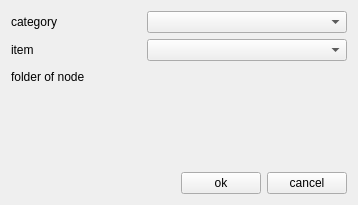
Qt form ui/newLoader.ui (michimussato/PyPELyNE) before a commit.
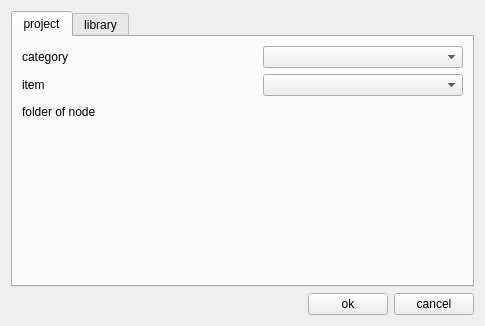
The same form after that commit.

Commit message: - asset-saver or shot-saver with all connections can now be exported to the library - adding library loader functionality

The edit to the form file:
```diff
--- a/ui/newLoader.ui
+++ b/ui/newLoader.ui
@@ -6,8 +6,8 @@
    <rect>
     <x>0</x>
     <y>0</y>
-    <width>358</width>
-    <height>205</height>
+    <width>485</width>
+    <height>326</height>
    </rect>
   </property>
   <property name="sizePolicy">
@@ -21,42 +21,18 @@
   </property>
   <layout class="QGridLayout" name="gridLayout">
    <item row="0" column="0">
-    <layout class="QVBoxLayout" name="newOutputVLayout">
-     <item>
-      <layout class="QHBoxLayout" name="hLayoutOutput">
-       <item>
-        <widget class="QLabel" name="labelCategory">
-         <property name="text">
-          <string>category</string>
-         </property>
-        </widget>
-       </item>
-       <item>
-        <spacer name="horizontalSpacer">
-         <property name="orientation">
-          <enum>Qt::Horizontal</enum>
-         </property>
-         <property name="sizeHint" stdset="0">
-          <size>
-           <width>40</width>
-           <height>20</height>
-          </size>
-         </property>
-        </spacer>
-       </item>
-       <item>
-        <widget class="QComboBox" name="comboBoxCategory">
-         <property name="minimumSize">
-          <size>
-           <width>200</width>
-           <height>0</height>
-          </size>
-         </property>
-        </widget>
-       </item>
-      </layout>
-     </item>
-     <item>
+    <widget class="QTabWidget" name="tabAsset">
+     <property name="currentIndex">
+      <number>0</number>
+     </property>
+     <widget class="QWidget" name="tabProject">
+      <attribute name="title">
+       <string>project</string>
+      </attribute>
+      <layout class="QGridLayout" name="gridLayout_3">
+       <item row="0" column="0">
+        <layout class="QGridLayout" name="gridLayout_2">
+         <item row="1" column="0">
       <layout class="QHBoxLayout" name="hLayoutMime">
        <item>
         <widget class="QLabel" name="labelMime">
@@ -90,7 +66,23 @@
        </item>
       </layout>
      </item>
-     <item>
+         <item row="3" column="0">
+          <spacer name="verticalSpacer">
+           <property name="orientation">
+            <enum>Qt::Vertical</enum>
+           </property>
+           <property name="sizeType">
+            <enum>QSizePolicy::MinimumExpanding</enum>
+           </property>
+           <property name="sizeHint" stdset="0">
+            <size>
+             <width>20</width>
+             <height>13</height>
+            </size>
+           </property>
+          </spacer>
+         </item>
+         <item row="2" column="0">
       <layout class="QHBoxLayout" name="hLayoutFolder">
        <item>
         <widget class="QLabel" name="labelFolder">
@@ -127,23 +119,52 @@
        </item>
       </layout>
      </item>
+         <item row="0" column="0">
+          <layout class="QHBoxLayout" name="hLayoutOutput">
      <item>
-      <spacer name="verticalSpacer">
+            <widget class="QLabel" name="labelCategory">
+             <property name="text">
+              <string>category</string>
+             </property>
+            </widget>
+           </item>
+           <item>
+            <spacer name="horizontalSpacer">
        <property name="orientation">
-        <enum>Qt::Vertical</enum>
-       </property>
-       <property name="sizeType">
-        <enum>QSizePolicy::MinimumExpanding</enum>
+              <enum>Qt::Horizontal</enum>
        </property>
        <property name="sizeHint" stdset="0">
         <size>
-         <width>20</width>
-         <height>0</height>
+               <width>40</width>
+               <height>20</height>
         </size>
        </property>
       </spacer>
      </item>
      <item>
+            <widget class="QComboBox" name="comboBoxCategory">
+             <property name="minimumSize">
+              <size>
+               <width>200</width>
+               <height>0</height>
+              </size>
+             </property>
+            </widget>
+           </item>
+          </layout>
+         </item>
+        </layout>
+       </item>
+      </layout>
+     </widget>
+     <widget class="QWidget" name="tabLibrary">
+      <attribute name="title">
+       <string>library</string>
+      </attribute>
+     </widget>
+    </widget>
+   </item>
+   <item row="1" column="0">
       <layout class="QHBoxLayout" name="hLayoutOkCancel">
        <item>
         <spacer name="horizontalSpacer3">
@@ -171,8 +192,6 @@
           <string>cancel</string>
          </property>
         </widget>
-       </item>
-      </layout>
      </item>
     </layout>
    </item>
```
Lines whose indentation alone changed are shown as unchanged. The commit also changes 14 other files.
